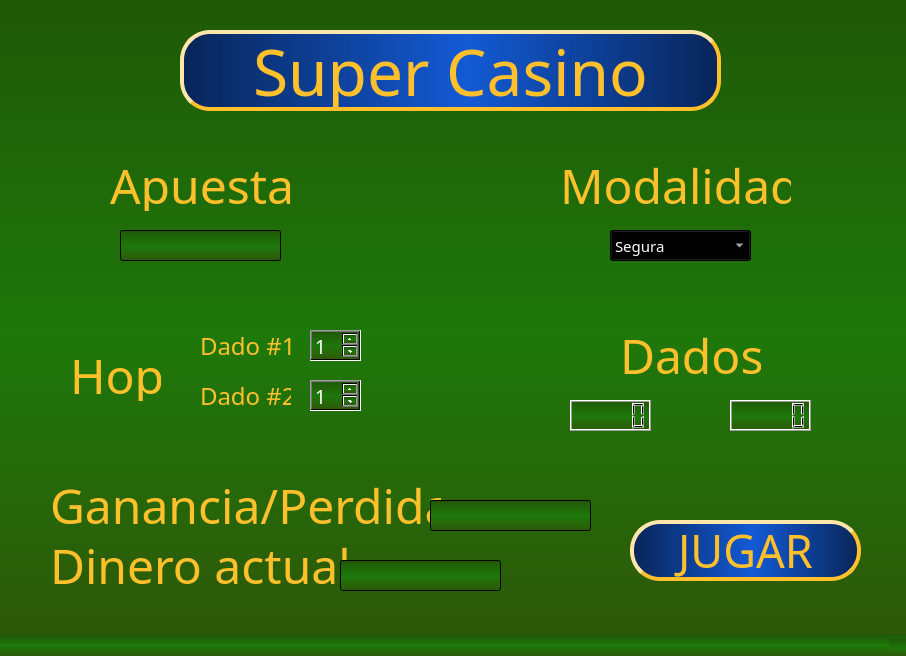
Old version of the form Codigo/Juego 5/UI_Caps.ui in the repository Sr-Gomer/Proyecto-Final-Procesos-Estocasticos.
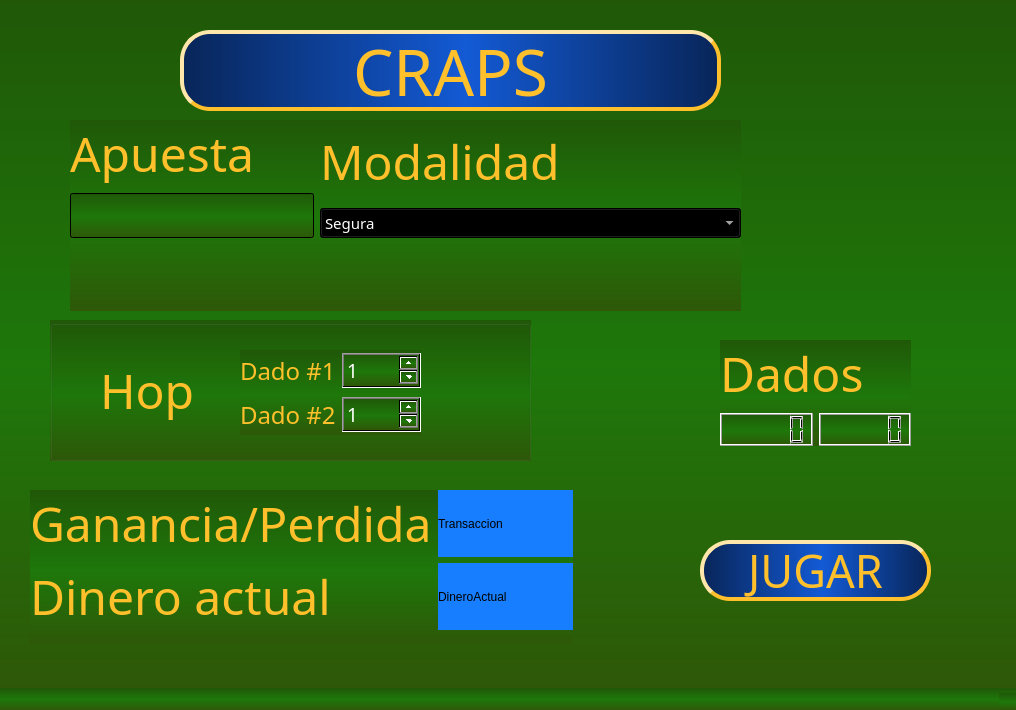
New version of the form.

The edit to the form file:
```diff
--- a/Codigo/Juego 5/UI_Caps.ui
+++ b/Codigo/Juego 5/UI_Caps.ui
@@ -6,8 +6,8 @@
    <rect>
     <x>0</x>
     <y>0</y>
-    <width>906</width>
-    <height>656</height>
+    <width>1016</width>
+    <height>710</height>
    </rect>
   </property>
   <property name="cursor">
@@ -26,8 +26,8 @@
    <widget class="QPushButton" name="pushButton">
     <property name="geometry">
      <rect>
-      <x>630</x>
-      <y>520</y>
+      <x>700</x>
+      <y>540</y>
       <width>231</width>
       <height>61</height>
      </rect>
@@ -79,18 +79,23 @@
 border-width: 4px;</string>
     </property>
     <property name="text">
-     <string>Super Casino</string>
+     <string>CRAPS</string>
     </property>
    </widget>
-   <widget class="QLabel" name="label_6">
+   <widget class="QWidget" name="formLayoutWidget">
     <property name="geometry">
      <rect>
       <x>70</x>
-      <y>350</y>
-      <width>91</width>
-      <height>51</height>
+      <y>120</y>
+      <width>671</width>
+      <height>191</height>
      </rect>
     </property>
+    <layout class="QFormLayout" name="formLayout">
+     <item row="3" column="0">
+      <layout class="QVBoxLayout" name="verticalLayout">
+       <item>
+        <widget class="QLabel" name="label_11">
     <property name="font">
      <font>
       <family>Casino Flat Shadow</family>
@@ -102,45 +107,33 @@
 background-color: rgba(255, 255, 255, 0);</string>
     </property>
     <property name="text">
-     <string>Hop</string>
-    </property>
-   </widget>
-   <widget class="QLabel" name="label_7">
-    <property name="geometry">
-     <rect>
-      <x>200</x>
-      <y>320</y>
-      <width>91</width>
-      <height>51</height>
-     </rect>
-    </property>
+          <string>Apuesta</string>
+         </property>
+        </widget>
+       </item>
+       <item>
+        <widget class="QLineEdit" name="_apuesta">
     <property name="font">
      <font>
-      <family>Casino Flat</family>
-      <pointsize>18</pointsize>
+           <family>LCD2</family>
+           <pointsize>20</pointsize>
      </font>
     </property>
     <property name="styleSheet">
-     <string notr="true">color: rgb(255, 192, 44);
-background-color: rgba(255, 255, 255, 0);</string>
-    </property>
-    <property name="text">
-     <string>Dado #1</string>
-    </property>
-   </widget>
-   <widget class="QLabel" name="label_8">
-    <property name="geometry">
-     <rect>
-      <x>200</x>
-      <y>370</y>
-      <width>91</width>
-      <height>51</height>
-     </rect>
-    </property>
+          <string notr="true">color: rgb(255, 255, 255);</string>
+         </property>
+        </widget>
+       </item>
+      </layout>
+     </item>
+     <item row="3" column="1">
+      <layout class="QVBoxLayout" name="verticalLayout_2">
+       <item>
+        <widget class="QLabel" name="label_5">
     <property name="font">
      <font>
-      <family>Casino Flat</family>
-      <pointsize>18</pointsize>
+           <family>Casino Flat Shadow</family>
+           <pointsize>36</pointsize>
      </font>
     </property>
     <property name="styleSheet">
@@ -148,18 +141,12 @@
 background-color: rgba(255, 255, 255, 0);</string>
     </property>
     <property name="text">
-     <string>Dado #2</string>
-    </property>
-   </widget>
+          <string>Modalidad</string>
+         </property>
+        </widget>
+       </item>
+       <item>
    <widget class="QComboBox" name="_modalidad">
-    <property name="geometry">
-     <rect>
-      <x>610</x>
-      <y>230</y>
-      <width>141</width>
-      <height>31</height>
-     </rect>
-    </property>
     <property name="font">
      <font>
       <family>Casino Flat</family>
@@ -198,38 +185,23 @@
      </property>
     </item>
    </widget>
-   <widget class="QLabel" name="label_5">
-    <property name="geometry">
-     <rect>
-      <x>560</x>
-      <y>160</y>
-      <width>231</width>
-      <height>51</height>
-     </rect>
-    </property>
-    <property name="font">
-     <font>
-      <family>Casino Flat Shadow</family>
-      <pointsize>36</pointsize>
-     </font>
-    </property>
-    <property name="styleSheet">
-     <string notr="true">color: rgb(255, 192, 44);
-background-color: rgba(255, 255, 255, 0);</string>
-    </property>
-    <property name="text">
-     <string>Modalidad</string>
-    </property>
+       </item>
+      </layout>
+     </item>
+    </layout>
    </widget>
-   <widget class="QLabel" name="label_3">
+   <widget class="QWidget" name="formLayoutWidget_2">
     <property name="geometry">
      <rect>
-      <x>620</x>
-      <y>330</y>
-      <width>141</width>
-      <height>51</height>
+      <x>30</x>
+      <y>490</y>
+      <width>543</width>
+      <height>153</height>
      </rect>
     </property>
+    <layout class="QFormLayout" name="formLayout_2">
+     <item row="0" column="0">
+      <widget class="QLabel" name="label_12">
     <property name="font">
      <font>
       <family>Casino Flat Shadow</family>
@@ -241,38 +213,12 @@
 background-color: rgba(255, 255, 255, 0);</string>
     </property>
     <property name="text">
-     <string>Dados</string>
-    </property>
-   </widget>
-   <widget class="QLCDNumber" name="_resultadoDado2">
-    <property name="geometry">
-     <rect>
-      <x>730</x>
-      <y>400</y>
-      <width>81</width>
-      <height>31</height>
-     </rect>
-    </property>
-   </widget>
-   <widget class="QLCDNumber" name="_resultadoDado1">
-    <property name="geometry">
-     <rect>
-      <x>570</x>
-      <y>400</y>
-      <width>81</width>
-      <height>31</height>
-     </rect>
-    </property>
-   </widget>
+        <string>Ganancia/Perdida</string>
+       </property>
+      </widget>
+     </item>
+     <item row="1" column="0">
    <widget class="QLabel" name="label_9">
-    <property name="geometry">
-     <rect>
-      <x>50</x>
-      <y>540</y>
-      <width>301</width>
-      <height>51</height>
-     </rect>
-    </property>
     <property name="font">
      <font>
       <family>Casino Flat Shadow</family>
@@ -287,38 +233,59 @@
      <string>Dinero actual</string>
     </property>
    </widget>
-   <widget class="QLineEdit" name="_apuesta">
+     </item>
+     <item row="0" column="1">
+      <widget class="QLabel" name="_transaccion">
+       <property name="styleSheet">
+        <string notr="true">background-color: rgb(23, 127, 255);</string>
+       </property>
+       <property name="text">
+        <string>Transaccion</string>
+       </property>
+      </widget>
+     </item>
+     <item row="1" column="1">
+      <widget class="QLabel" name="_dineroActual">
+       <property name="styleSheet">
+        <string notr="true">background-color: rgb(23, 127, 255);</string>
+       </property>
+       <property name="text">
+        <string>DineroActual</string>
+       </property>
+      </widget>
+     </item>
+    </layout>
+   </widget>
+   <widget class="QGroupBox" name="_hopoption">
     <property name="geometry">
      <rect>
-      <x>120</x>
-      <y>230</y>
-      <width>161</width>
-      <height>31</height>
+      <x>50</x>
+      <y>320</y>
+      <width>481</width>
+      <height>141</height>
      </rect>
     </property>
-    <property name="font">
-     <font>
-      <family>LCD2</family>
-      <pointsize>20</pointsize>
-     </font>
+    <property name="title">
+     <string/>
     </property>
-    <property name="styleSheet">
-     <string notr="true">color: rgb(255, 255, 255);</string>
-    </property>
-   </widget>
-   <widget class="QLabel" name="label_11">
+    <widget class="QWidget" name="verticalLayoutWidget_3">
     <property name="geometry">
      <rect>
-      <x>110</x>
-      <y>160</y>
+       <x>190</x>
+       <y>30</y>
       <width>181</width>
-      <height>51</height>
-     </rect>
-    </property>
+       <height>85</height>
+      </rect>
+     </property>
+     <layout class="QVBoxLayout" name="_dadoPL">
+      <item>
+       <layout class="QHBoxLayout" name="horizontalLayout">
+        <item>
+         <widget class="QLabel" name="label_7">
     <property name="font">
      <font>
-      <family>Casino Flat Shadow</family>
-      <pointsize>36</pointsize>
+            <family>Casino Flat</family>
+            <pointsize>18</pointsize>
      </font>
     </property>
     <property name="styleSheet">
@@ -326,18 +293,12 @@
 background-color: rgba(255, 255, 255, 0);</string>
     </property>
     <property name="text">
-     <string>Apuesta</string>
-    </property>
-   </widget>
+           <string>Dado #1</string>
+          </property>
+         </widget>
+        </item>
+        <item>
    <widget class="QSpinBox" name="_hop1">
-    <property name="geometry">
-     <rect>
-      <x>310</x>
-      <y>330</y>
-      <width>51</width>
-      <height>31</height>
-     </rect>
-    </property>
     <property name="font">
      <font>
       <family>LCD2</family>
@@ -354,15 +315,30 @@
      <number>6</number>
     </property>
    </widget>
+        </item>
+       </layout>
+      </item>
+      <item>
+       <layout class="QHBoxLayout" name="horizontalLayout_2">
+        <item>
+         <widget class="QLabel" name="label_8">
+          <property name="font">
+           <font>
+            <family>Casino Flat</family>
+            <pointsize>18</pointsize>
+           </font>
+          </property>
+          <property name="styleSheet">
+           <string notr="true">color: rgb(255, 192, 44);
+background-color: rgba(255, 255, 255, 0);</string>
+          </property>
+          <property name="text">
+           <string>Dado #2</string>
+          </property>
+         </widget>
+        </item>
+        <item>
    <widget class="QSpinBox" name="_hop2">
-    <property name="geometry">
-     <rect>
-      <x>310</x>
-      <y>380</y>
-      <width>51</width>
-      <height>31</height>
-     </rect>
-    </property>
     <property name="font">
      <font>
       <family>LCD2</family>
@@ -379,13 +355,18 @@
      <number>6</number>
     </property>
    </widget>
-   <widget class="QLabel" name="label_12">
+        </item>
+       </layout>
+      </item>
+     </layout>
+    </widget>
+    <widget class="QLabel" name="_hoptext">
     <property name="geometry">
      <rect>
       <x>50</x>
-      <y>480</y>
-      <width>391</width>
-      <height>51</height>
+       <y>30</y>
+       <width>121</width>
+       <height>81</height>
      </rect>
     </property>
     <property name="font">
@@ -399,46 +380,48 @@
 background-color: rgba(255, 255, 255, 0);</string>
     </property>
     <property name="text">
-     <string>Ganancia/Perdida</string>
-    </property>
-   </widget>
-   <widget class="QLineEdit" name="_transaccion">
-    <property name="geometry">
-     <rect>
-      <x>430</x>
-      <y>500</y>
-      <width>161</width>
-      <height>31</height>
-     </rect>
-    </property>
-    <property name="font">
-     <font>
-      <family>LCD2</family>
-      <pointsize>20</pointsize>
-     </font>
-    </property>
-    <property name="styleSheet">
-     <string notr="true">color: rgb(255, 255, 255);</string>
-    </property>
+      <string>Hop</string>
+     </property>
+    </widget>
    </widget>
-   <widget class="QLineEdit" name="_dineroActual">
+   <widget class="QWidget" name="verticalLayoutWidget_5">
     <property name="geometry">
      <rect>
-      <x>340</x>
-      <y>560</y>
-      <width>161</width>
-      <height>31</height>
+      <x>720</x>
+      <y>340</y>
+      <width>191</width>
+      <height>106</height>
      </rect>
     </property>
+    <layout class="QVBoxLayout" name="_dadoSL">
+     <item>
+      <widget class="QLabel" name="label_3">
     <property name="font">
      <font>
-      <family>LCD2</family>
-      <pointsize>20</pointsize>
+         <family>Casino Flat Shadow</family>
+         <pointsize>36</pointsize>
      </font>
     </property>
     <property name="styleSheet">
-     <string notr="true">color: rgb(255, 255, 255);</string>
-    </property>
+        <string notr="true">color: rgb(255, 192, 44);
+background-color: rgba(255, 255, 255, 0);</string>
+       </property>
+       <property name="text">
+        <string>Dados</string>
+       </property>
+      </widget>
+     </item>
+     <item>
+      <layout class="QHBoxLayout" name="horizontalLayout_3">
+       <item>
+        <widget class="QLCDNumber" name="_resultadoDado1"/>
+       </item>
+       <item>
+        <widget class="QLCDNumber" name="_resultadoDado2"/>
+       </item>
+      </layout>
+     </item>
+    </layout>
    </widget>
   </widget>
   <widget class="QMenuBar" name="menubar">
```
Left out of the diff: 6 changed lines with no effect on the pictures. Lines whose indentation alone changed are shown as unchanged.
